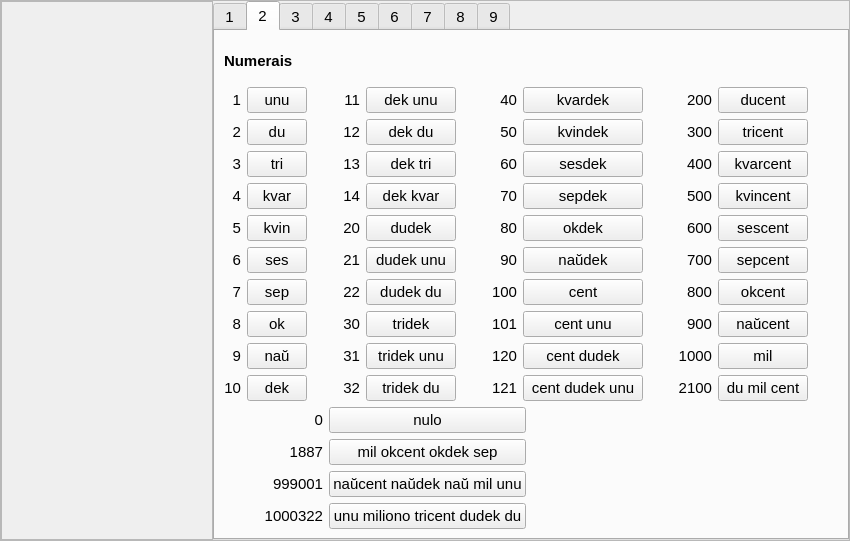
This is lec03.ui in antono/kurso-de-esperanto as Qt 5 draws it before an edit. The edited form follows.
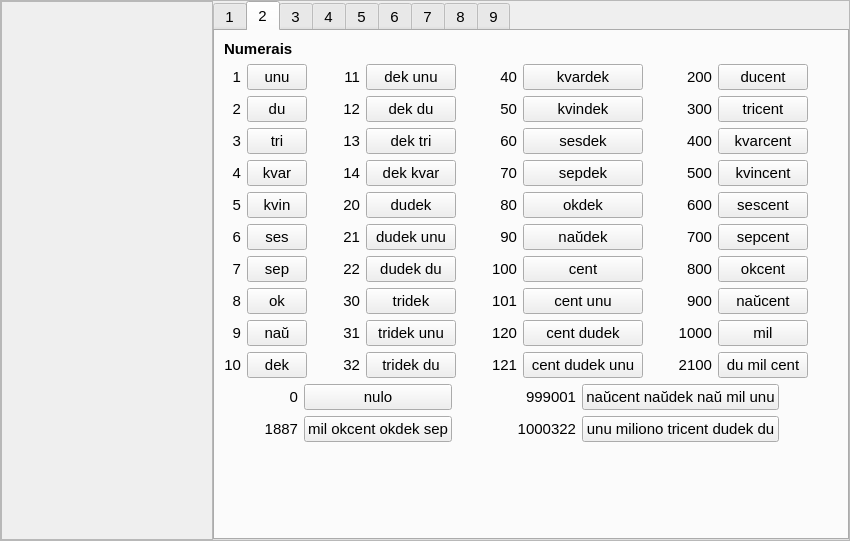
This is the edited form. The open tabs and pages were chosen to show the change. Icons and pictures are not drawn. Custom widgets are drawn as their Qt base class.

```diff
--- a/lec03.ui
+++ b/lec03.ui
@@ -431,7 +431,7 @@
       <attribute name="title">
        <string>2</string>
       </attribute>
-      <layout class="QVBoxLayout" name="verticalLayout_21">
+      <layout class="QVBoxLayout" name="verticalLayout_23">
        <item>
         <widget class="titolo" name="Lec03_Label6">
          <property name="font">
@@ -451,6 +451,9 @@
           <layout class="QHBoxLayout" name="horizontalLayout">
            <item>
             <layout class="QVBoxLayout" name="verticalLayout_3">
+             <property name="spacing">
+              <number>6</number>
+             </property>
              <item>
               <widget class="QLabel" name="label_19">
                <property name="maximumSize">
@@ -615,6 +618,9 @@
            </item>
            <item>
             <layout class="QVBoxLayout" name="verticalLayout_2">
+             <property name="spacing">
+              <number>6</number>
+             </property>
              <item>
               <widget class="klakbutono" name="Lec03_Button304">
                <property name="maximumSize">
@@ -769,6 +775,9 @@
           <layout class="QHBoxLayout" name="horizontalLayout_2">
            <item>
             <layout class="QVBoxLayout" name="verticalLayout_5">
+             <property name="spacing">
+              <number>6</number>
+             </property>
              <item>
               <widget class="QLabel" name="label_42">
                <property name="text">
@@ -873,6 +882,9 @@
            </item>
            <item>
             <layout class="QVBoxLayout" name="verticalLayout_4">
+             <property name="spacing">
+              <number>6</number>
+             </property>
              <item>
               <widget class="klakbutono" name="Lec03_Button314">
                <property name="minimumSize">
@@ -1027,6 +1039,9 @@
           <layout class="QHBoxLayout" name="horizontalLayout_3">
            <item>
             <layout class="QVBoxLayout" name="verticalLayout_7">
+             <property name="spacing">
+              <number>6</number>
+             </property>
              <item>
               <widget class="QLabel" name="label_60">
                <property name="text">
@@ -1131,6 +1146,9 @@
            </item>
            <item>
             <layout class="QVBoxLayout" name="verticalLayout_6">
+             <property name="spacing">
+              <number>6</number>
+             </property>
              <item>
               <widget class="klakbutono" name="Lec03_Button324">
                <property name="minimumSize">
@@ -1285,6 +1303,9 @@
           <layout class="QHBoxLayout" name="horizontalLayout_4">
            <item>
             <layout class="QVBoxLayout" name="verticalLayout_9">
+             <property name="spacing">
+              <number>6</number>
+             </property>
              <item>
               <widget class="QLabel" name="label_71">
                <property name="text">
@@ -1389,6 +1410,9 @@
            </item>
            <item>
             <layout class="QVBoxLayout" name="verticalLayout_8">
+             <property name="spacing">
+              <number>6</number>
+             </property>
              <item>
               <widget class="klakbutono" name="Lec03_Button334">
                <property name="minimumSize">
@@ -1557,9 +1581,12 @@
           </spacer>
          </item>
          <item>
-          <layout class="QHBoxLayout" name="horizontalLayout_13">
+          <layout class="QHBoxLayout" name="horizontalLayout_12">
            <item>
             <layout class="QVBoxLayout" name="verticalLayout_20">
+             <property name="spacing">
+              <number>6</number>
+             </property>
              <item>
               <widget class="QLabel" name="label_81">
                <property name="text">
@@ -1580,30 +1607,13 @@
                </property>
               </widget>
              </item>
-             <item>
-              <widget class="QLabel" name="label_83">
-               <property name="text">
-                <string>999001</string>
-               </property>
-               <property name="alignment">
-                <set>Qt::AlignRight|Qt::AlignTrailing|Qt::AlignVCenter</set>
-               </property>
-              </widget>
-             </item>
-             <item>
-              <widget class="QLabel" name="label_84">
-               <property name="text">
-                <string>1000322</string>
-               </property>
-               <property name="alignment">
-                <set>Qt::AlignRight|Qt::AlignTrailing|Qt::AlignVCenter</set>
-               </property>
-              </widget>
-             </item>
             </layout>
            </item>
            <item>
             <layout class="QVBoxLayout" name="verticalLayout_10">
+             <property name="spacing">
+              <number>6</number>
+             </property>
              <item>
               <widget class="klakbutono" name="Lec03_Button344">
                <property name="text">
@@ -1618,6 +1628,60 @@
                </property>
               </widget>
              </item>
+            </layout>
+           </item>
+          </layout>
+         </item>
+         <item>
+          <spacer name="horizontalSpacer_5">
+           <property name="orientation">
+            <enum>Qt::Horizontal</enum>
+           </property>
+           <property name="sizeType">
+            <enum>QSizePolicy::Expanding</enum>
+           </property>
+           <property name="sizeHint" stdset="0">
+            <size>
+             <width>13</width>
+             <height>20</height>
+            </size>
+           </property>
+          </spacer>
+         </item>
+         <item>
+          <layout class="QHBoxLayout" name="horizontalLayout_13">
+           <item>
+            <layout class="QVBoxLayout" name="verticalLayout_21">
+             <property name="spacing">
+              <number>6</number>
+             </property>
+             <item>
+              <widget class="QLabel" name="label_83">
+               <property name="text">
+                <string>999001</string>
+               </property>
+               <property name="alignment">
+                <set>Qt::AlignRight|Qt::AlignTrailing|Qt::AlignVCenter</set>
+               </property>
+              </widget>
+             </item>
+             <item>
+              <widget class="QLabel" name="label_84">
+               <property name="text">
+                <string>1000322</string>
+               </property>
+               <property name="alignment">
+                <set>Qt::AlignRight|Qt::AlignTrailing|Qt::AlignVCenter</set>
+               </property>
+              </widget>
+             </item>
+            </layout>
+           </item>
+           <item>
+            <layout class="QVBoxLayout" name="verticalLayout_22">
+             <property name="spacing">
+              <number>6</number>
+             </property>
              <item>
               <widget class="klakbutono" name="Lec03_Button346">
                <property name="text">
@@ -1637,16 +1701,13 @@
           </layout>
          </item>
          <item>
-          <spacer name="horizontalSpacer_5">
+          <spacer name="horizontalSpacer_6">
            <property name="orientation">
             <enum>Qt::Horizontal</enum>
            </property>
-           <property name="sizeType">
-            <enum>QSizePolicy::Expanding</enum>
-           </property>
            <property name="sizeHint" stdset="0">
             <size>
-             <width>13</width>
+             <width>40</width>
              <height>20</height>
             </size>
            </property>
@@ -1654,6 +1715,19 @@
          </item>
         </layout>
        </item>
+       <item>
+        <spacer name="verticalSpacer_5">
+         <property name="orientation">
+          <enum>Qt::Vertical</enum>
+         </property>
+         <property name="sizeHint" stdset="0">
+          <size>
+           <width>20</width>
+           <height>40</height>
+          </size>
+         </property>
+        </spacer>
+       </item>
       </layout>
      </widget>
      <widget class="QWidget" name="Ekzerco1_Lec03">
```
Left out of the diff: 2 changed lines with no effect on the pictures.
